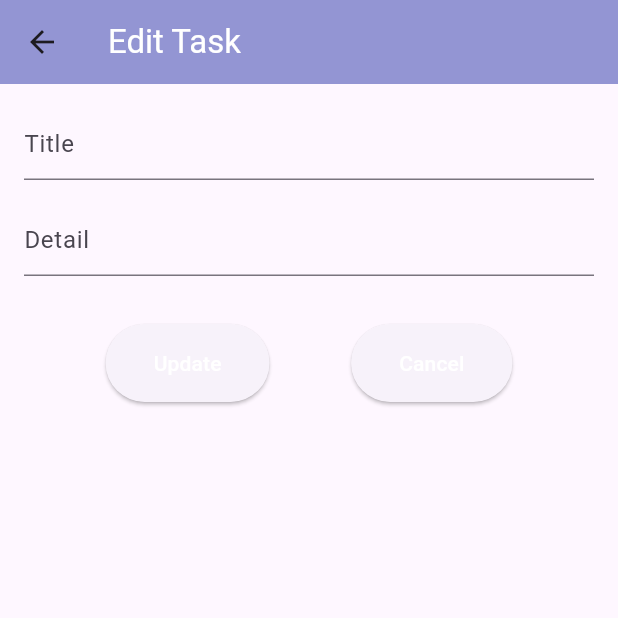
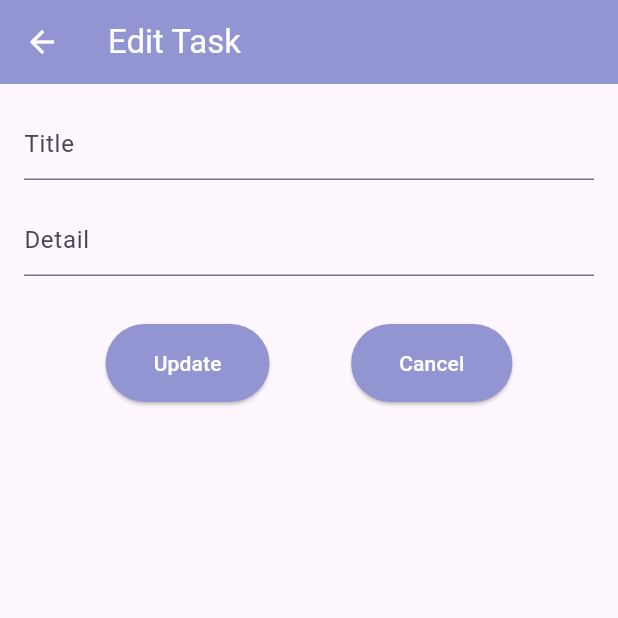
Before and after one commit to tomdan-ai/flutter_todo_list, a Flutter app: the EditTaskScreen screen opened directly with empty values, on a phone screen of 412 x 824 dp, the top half of it. Run offline on Flutter 3.47's test engine with Material 3 defaults, Android fonts, the phone set to English and light mode, and no system bars; our stand-ins replace shared_preferences; accounts and stored records are empty.

Commit message:
Fix button to follow design

```diff
--- a/lib/screens/edit_task.dart
+++ b/lib/screens/edit_task.dart
@@ -28,10 +28,12 @@ class _EditTaskScreenState extends State<EditTaskScreen> {
   Widget build(BuildContext context) {
     return Scaffold(
       appBar: AppBar(
-        title: Text('Edit Task',
-                    style: TextStyle(color: Colors.white),
+        title: Text(
+          'Edit Task',
+          style: TextStyle(color: Colors.white),
         ),
         backgroundColor: Color(0xFF9395D3),
+        iconTheme: IconThemeData(color: Colors.white), // Set arrow color to white
       ),
       body: Padding(
         padding: EdgeInsets.all(16.0),
@@ -71,11 +73,10 @@ class _EditTaskScreenState extends State<EditTaskScreen> {
                       color: Colors.white,
                     ),
                   ),
-                  style: ElevatedButton.styleFrom(
-                    // primary: Colors.purple,
-                    padding:
-                        EdgeInsets.symmetric(horizontal: 32.0, vertical: 16.0),
-                  ),
+           style: ElevatedButton.styleFrom(
+  backgroundColor: Color(0xFF9395D3), // Set button color to the desired color
+  padding: EdgeInsets.symmetric(horizontal: 32.0, vertical: 16.0),
+),
                 ),
                 ElevatedButton(
                   onPressed: () {
@@ -87,11 +88,10 @@ class _EditTaskScreenState extends State<EditTaskScreen> {
                       color: Colors.white,
                     ),
                   ),
-                  style: ElevatedButton.styleFrom(
-                    // primary: Colors.purple,
-                    padding:
-                        EdgeInsets.symmetric(horizontal: 32.0, vertical: 16.0),
-                  ),
+             style: ElevatedButton.styleFrom(
+  backgroundColor: Color(0xFF9395D3), // Set button color to the desired color
+  padding: EdgeInsets.symmetric(horizontal: 32.0, vertical: 16.0),
+),
                 ),
               ],
             ),
```
